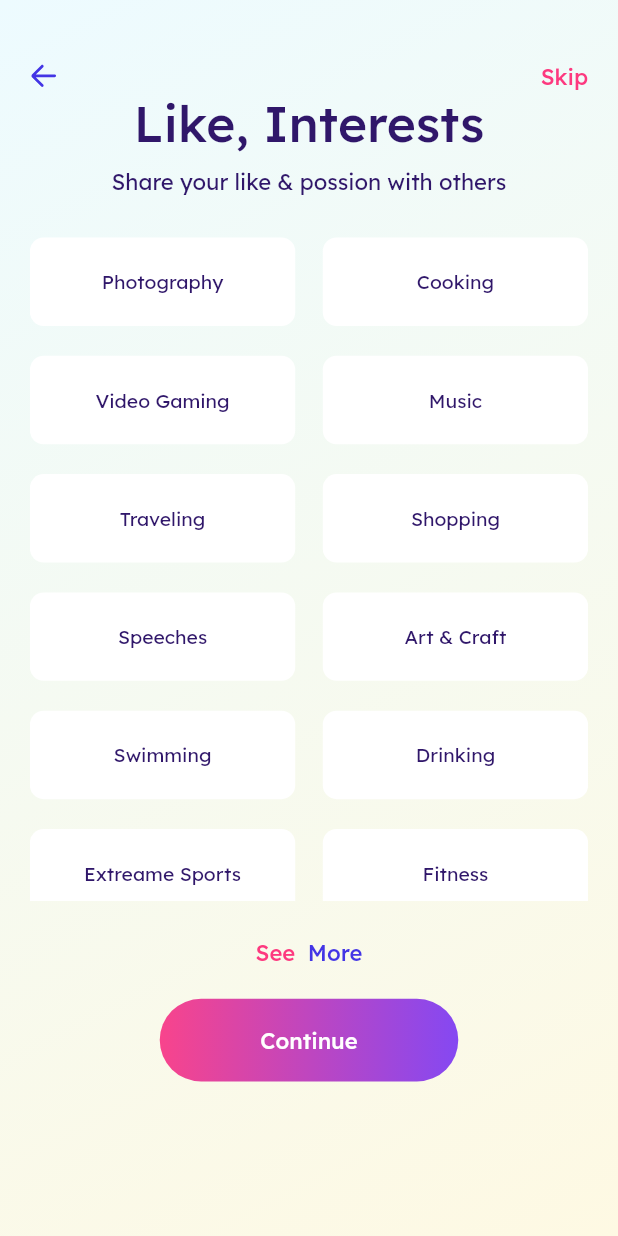
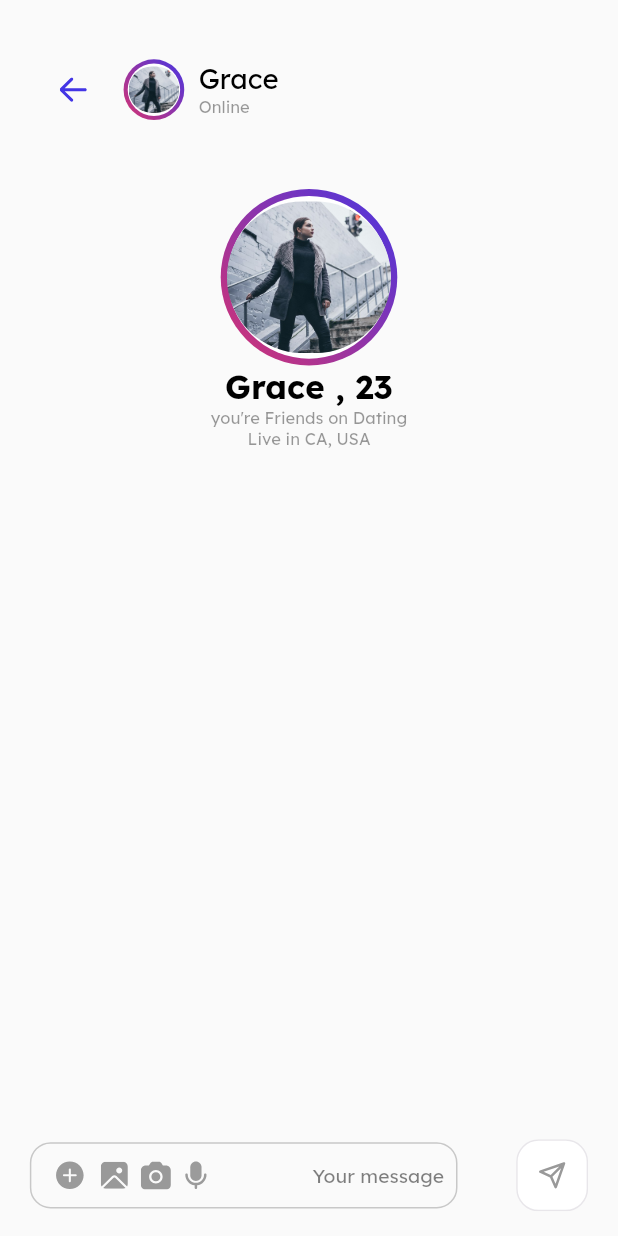
Before and after one commit to Abhishekpanchal07/Dating_App, a Flutter app: the screen it shows after launch, on a phone screen of 412 x 824 dp. Run offline on Flutter 3.47's test engine with Material 2 defaults, Android fonts, the phone set to English and light mode, and no system bars; our stand-ins replace another_flushbar, cached_network_image, flutter_screenutil, flutter_svg, geocoding, geolocator and 2 more; missing offline and left inert: syncfusion_flutter_core; project files that could hold a hidden picture were left out.

Commit message:
build message Screen

```diff
--- a/lib/constants/image_constants.dart
+++ b/lib/constants/image_constants.dart
@@ -43,4 +43,9 @@ static const locationIconUserDetailScreen =  "assets/images/location_icon_userde
 static const userDetailScreenGirlImage =  "assets/images/userdetail_screen_girl_image.png";
 static const sendMessaageButton =  "assets/images/send_message_btn.svg";
 static const seenIcon =  "assets/images/seen_icon.svg";
+static const addImageIcon =  "assets/images/add_image_icon.svg";
+static const galleryIconMessageScreen =  "assets/images/galleryicon_message_screen.svg";
+static const cameraIconMessageScreen =  "assets/images/cameraicon_message_screen.svg";
+static const mikeIconMessageScreen =  "assets/images/mike_icon.svg";
+static const sendMessageIconMessageScreen =  "assets/images/sendmessage_icon_message_screen.svg";
 }
--- a/lib/constants/route_constants.dart
+++ b/lib/constants/route_constants.dart
@@ -18,4 +18,5 @@ static const signInWithNameScreen = 'SignInByName';
 static const matchScreen = 'MatchScreen';
 static const userDetailScreen = 'UserDetailScreen';
 static const showBottomSheetScreen = 'BottomSheet';
+static const messageScreen = 'MessageScreen';
 }
--- a/lib/constants/string_constants.dart
+++ b/lib/constants/string_constants.dart
@@ -153,6 +153,12 @@ class StringConstants {
   static const jessicaLoaction = "Chicago,IL United States ";
   static const onekm = "1 km ";
   static const interests = "Interests ";
+  static const grace = "Grace";
+  static const online = "Online";
+  static const graceAge = "Grace , 23";
+  static const friendsOnDating = "you're Friends on Dating ";
+  static const liveIn = "Live in CA, USA ";
+  static const yourMessage = "Your message";
 
 
 }
--- a/lib/helper/common_widget.dart
+++ b/lib/helper/common_widget.dart
@@ -262,7 +262,7 @@ class CommonWidgets {
         borderRadius: BorderRadius.circular(DimensionConstants.d12.r),
       ),
       child: Container(
-        height: DimensionConstants.d59.h,
+        height: DimensionConstants.d58.h,
         width: DimensionConstants.d173.w,
         alignment: Alignment.center,
         decoration: BoxDecoration(
--- a/lib/main.dart
+++ b/lib/main.dart
@@ -22,7 +22,7 @@ class MyApp extends StatelessWidget {
           debugShowCheckedModeBanner: false,
           onGenerateRoute: MyRoutes.ongenerateroute,
           // home: FindYourBestMatchScreen(),
-          initialRoute: RouteConstants.interestScreen,
+          initialRoute: RouteConstants.messageScreen,
         );
       },
     );
--- a/lib/router.dart
+++ b/lib/router.dart
@@ -11,6 +11,7 @@ import 'package:demoapp/views/interest_screen.dart';
 import 'package:demoapp/views/find_your_best_match.dart';
 import 'package:demoapp/views/login_screen.dart';
 import 'package:demoapp/views/matches.dart';
+import 'package:demoapp/views/message_screen.dart';
 import 'package:demoapp/views/profile_details.dart';
 import 'package:demoapp/views/reset_password.dart';
 import 'package:demoapp/views/send_message.dart';
@@ -24,7 +25,7 @@ import 'package:flutter/material.dart';
 
 class MyRoutes {
   static Route<dynamic> ongenerateroute(RouteSettings settings) {
-    final args = settings.arguments;
+
     switch (settings.name) {
       case RouteConstants.splashPage:
         return MaterialPageRoute(builder: (_) => const FirstScreen());
@@ -61,9 +62,12 @@ class MyRoutes {
       case RouteConstants.matchScreen:
         return MaterialPageRoute(builder: (_) => const MatchScreen());
       case RouteConstants.userDetailScreen:
-        return MaterialPageRoute(builder: (_) => const UserDetail());
+      final  args   = settings.arguments as List? ;
+        return MaterialPageRoute(builder: (_) =>  UserDetail(passedArguments: args,));
       case RouteConstants.showBottomSheetScreen:
-        return MaterialPageRoute(builder: (_) =>  ShowBottomSheet(conatinerChildTextValue: [args as String],));
+        return MaterialPageRoute(builder: (_) =>  const ShowBottomSheet(conatinerChildTextValue: [],));
+          case RouteConstants.messageScreen:
+        return MaterialPageRoute(builder: (_) =>  const MessageScreen());
  }
     return MaterialPageRoute(
         builder: (_) => Scaffold(
--- a/lib/views/interest_screen.dart
+++ b/lib/views/interest_screen.dart
@@ -5,7 +5,6 @@ import 'package:demoapp/constants/route_constants.dart';
 import 'package:demoapp/constants/string_constants.dart';
 import 'package:demoapp/extension/all_extension.dart';
 import 'package:demoapp/helper/common_widget.dart';
-import 'package:demoapp/widgets/bottom_sheet.dart';
 import 'package:demoapp/widgets/image_picker._type.dart';
 import 'package:flutter/material.dart';
 import 'package:flutter_screenutil/flutter_screenutil.dart';
@@ -34,6 +33,7 @@ class _InterestState extends State<InterestScreen> {
   ];
   List<bool> selectInterest = [];
   bool itemTapped = false;
+  List<String>? passArguments = [];
 
   @override
   void initState() {
@@ -102,17 +102,11 @@ class _InterestState extends State<InterestScreen> {
                       onTap: () {
                         setState(() {
                           selectInterest[index] = !selectInterest[index];
-                          itemTapped = true;
-
+                          String selectedContainerText = containerText[index];
+                          selectInterest[index]
+                              ? passArguments!.add(selectedContainerText)
+                              : passArguments!.remove(selectedContainerText);
                         });
-
-                         if (selectInterest[index]) {
-                            String selectedContainerText = containerText[index];
-                            Navigator.pushNamed(
-                                context, RouteConstants.showBottomSheetScreen,arguments: selectedContainerText
-
-                                 );
-                          }
                       },
                       child: selectInterest[index]
                           ? CommonWidgets.gradientGridViewContainer(
@@ -146,14 +140,15 @@ class _InterestState extends State<InterestScreen> {
             GestureDetector(
                 onTap: () {
                   setState(() {
-                    if (itemTapped == false) {
-                      CommonWidgets.showflushbar(
-                          context, StringConstants.unTapInterestError);
+                    if (passArguments!.isEmpty) {
+                      // CommonWidgets.showflushbar(
+                      //     context, StringConstants.unTapInterestError);
+                           Navigator.pushNamed(
+                          context, RouteConstants.userDetailScreen,arguments:[] );
                     } else {
                       Navigator.pushNamed(
-                          context, RouteConstants.profileDetaisScreen);
+                          context, RouteConstants.userDetailScreen,arguments: passArguments);
                     }
-
                   });
                 },
                 child:
--- /dev/null
+++ b/lib/views/message_screen.dart
@@ -0,0 +1,204 @@
+import 'package:demoapp/constants/color_constants.dart';
+import 'package:demoapp/constants/dimension_constant.dart';
+import 'package:demoapp/constants/image_constants.dart';
+import 'package:demoapp/constants/string_constants.dart';
+import 'package:demoapp/extension/all_extension.dart';
+import 'package:demoapp/widgets/image_picker._type.dart';
+import 'package:flutter/material.dart';
+import 'package:flutter_screenutil/flutter_screenutil.dart';
+
+class MessageScreen extends StatefulWidget {
+  const MessageScreen({super.key});
+
+  @override
+  State<MessageScreen> createState() => _MessageScreenState();
+}
+
+class _MessageScreenState extends State<MessageScreen> {
+  @override
+  Widget build(BuildContext context) {
+    return Scaffold(
+      body: Container(
+        height: MediaQuery.of(context).size.height,
+        width: MediaQuery.of(context).size.width,
+        padding: EdgeInsets.only(top: DimensionConstants.d43.h,
+        left: DimensionConstants.d20.w,
+        right: DimensionConstants.d20.w ),
+        child: Column(
+          children: [
+            Padding(
+              padding: EdgeInsets.only(left: DimensionConstants.d20.w),
+              child: Row(
+                children: [
+                  const ImageView(
+                    path: ImageConstants.leftArrowIcon,
+                  ),
+                  SizedBox(
+                    width: DimensionConstants.d17.w,
+                  ),
+                 circularGradientConatiner(
+                  parentConatinerHeight: DimensionConstants.d44.h,
+                  parentConatinerWidth: DimensionConstants.d44.w,
+                  childConatinerHeight: DimensionConstants.d38.h,
+                  childConatinerwidth: DimensionConstants.d38.w,
+                  imageBorderRaius: DimensionConstants.d18,
+                  imageHeight: DimensionConstants.d38.h,
+                  imageWidth: DimensionConstants.d38.w
+                 ),
+                  SizedBox(
+                    width: DimensionConstants.d8.w,
+                  ),
+                  Column(
+                    crossAxisAlignment: CrossAxisAlignment.start,
+                    children: [
+                      const Text(StringConstants.grace).regularText(
+                          ColorConstant.black,
+                          TextAlign.center,
+                          DimensionConstants.d20.sp),
+                      const Text(StringConstants.online).regularText(
+                          ColorConstant.black.withOpacity(0.4),
+                          TextAlign.center,
+                          DimensionConstants.d12.sp),
+                    ],
+                  ),
+                ],
+              ),
+            ),
+            SizedBox(
+              height: DimensionConstants.d50.h,
+            ),
+            Column(
+              children: [
+                circularGradientConatiner(
+                  parentConatinerHeight: DimensionConstants.d128.h,
+                  parentConatinerWidth: DimensionConstants.d128.w,
+                  childConatinerHeight: DimensionConstants.d118.h,
+                  childConatinerwidth: DimensionConstants.d119.w,
+                  imageBorderRaius: DimensionConstants.d55,
+                  imageHeight: DimensionConstants.d110.h,
+                  imageWidth: DimensionConstants.d110.w,
+                ),
+                  const Text(StringConstants.graceAge).bold(
+                          ColorConstant.black,
+                          TextAlign.center,
+                          DimensionConstants.d24.sp),
+
+                  const Text(StringConstants.friendsOnDating).regularText(
+                          ColorConstant.black.withOpacity(0.4),
+                          TextAlign.center,
+                          DimensionConstants.d12.sp),
+                            const Text(StringConstants.liveIn).regularText(
+                          ColorConstant.black.withOpacity(0.4),
+                          TextAlign.center,
+                          DimensionConstants.d12.sp),
+              ],
+            ),
+        SizedBox(
+              height: DimensionConstants.d500.h,
+            ),
+            // Stack(
+            // children: [
+            //   Positioned(
+            //     bottom: DimensionConstants.d17.h,
+                //child:
+                Row(
+                 mainAxisAlignment: MainAxisAlignment.spaceBetween,
+                  children: [
+                    Container(
+                    height: DimensionConstants.d48.h,
+                    width: DimensionConstants.d310.h,
+                    decoration: BoxDecoration(
+                      borderRadius: BorderRadius.circular(DimensionConstants.d15.r),
+                      border: Border.all(
+                        width: DimensionConstants.d1.w,
+                        style: BorderStyle.solid,
+                        color: ColorConstant.black.withOpacity(0.2)
+                      )
+                    ),
+                    child:  Padding(
+                      padding:  EdgeInsets.only(
+                        left: DimensionConstants.d5.w,
+                        right: DimensionConstants.d8.w,
+                      ),
+                      child: Row(
+                        mainAxisAlignment: MainAxisAlignment.spaceBetween,
+                        children: [
+                         SizedBox(
+                          height: DimensionConstants.d24.h,
+                          width: DimensionConstants.d122.w,
+                           child: const Row(
+                            mainAxisAlignment: MainAxisAlignment.spaceEvenly,
+                            children: [
+                               ImageView(path: ImageConstants.addImageIcon,),
+                                ImageView(path: ImageConstants.galleryIconMessageScreen,),
+                                 ImageView(path: ImageConstants.cameraIconMessageScreen,),
+                                  ImageView(path: ImageConstants.mikeIconMessageScreen,)
+
+                            ],
+                           ),
+                         ),
+                         const Text(StringConstants.yourMessage).regularText(ColorConstant.black.withOpacity(0.5), TextAlign.center, DimensionConstants.d14.sp),
+                        ],
+                      ),
+                    ),
+                                ),
+
+                    const ImageView(path: ImageConstants.sendMessageIconMessageScreen,)
+                  ],
+                ),
+
+          ],
+
+
+        ),
+      ),
+    );
+  }
+
+  Widget circularGradientConatiner({
+    double? parentConatinerHeight,
+    double? parentConatinerWidth,
+    double? childConatinerHeight,
+    double? childConatinerwidth,
+    double? imageBorderRaius,
+    String? imagePath,
+    double? imageHeight,
+    double? imageWidth,
+
+  }) {
+    return Container(
+      height: parentConatinerHeight,
+      width: parentConatinerWidth,
+      alignment: Alignment.center,
+      decoration: const BoxDecoration(
+        shape: BoxShape.circle,
+        gradient: LinearGradient(
+            begin: Alignment.topRight,
+            end: Alignment.bottomLeft,
+            colors: [
+              ColorConstant.dialogboxgradientcolor3,
+              ColorConstant.dialogboxgradientcolor4,
+            ]),
+      ),
+      child: Container(
+        height: childConatinerHeight,
+        width: childConatinerwidth,
+        alignment: Alignment.center,
+        decoration: const BoxDecoration(
+            shape: BoxShape.circle, color: ColorConstant.textcolor),
+        child: Padding(
+          padding: const EdgeInsets.all(DimensionConstants.d2),
+          child: ClipRRect(
+            borderRadius: BorderRadius.circular(imageBorderRaius!),
+            child: ImageView(
+              path: ImageConstants.userDetailScreenGirlImage,
+              fit: BoxFit.cover,
+              height:imageHeight,
+              width: imageWidth
+            ),
+          ),
+        ),
+      ),
+    );
+  }
+}
--- a/lib/views/user_details.dart
+++ b/lib/views/user_details.dart
@@ -6,7 +6,9 @@ import 'package:flutter/material.dart';
 import 'package:flutter_screenutil/flutter_screenutil.dart';
 
 class UserDetail extends StatefulWidget {
-  const UserDetail({super.key});
+  final List? passedArguments;
+   const UserDetail({Key ? key,
+ required this.passedArguments}):super(key: key);
 
   @override
   State<UserDetail> createState() => _UserDetailState();
@@ -17,32 +19,35 @@ class _UserDetailState extends State<UserDetail> {
   Widget build(BuildContext context) {
     return Scaffold(
       body: SizedBox(
-        height:MediaQuery.of(context).size.height,
+        height: MediaQuery.of(context).size.height,
         child: Stack(
-          children:  [
-            const ImageView(path: ImageConstants.userDetailScreenGirlImage,),
+          children: [
+            const ImageView(
+              path: ImageConstants.userDetailScreenGirlImage,
+            ),
             SizedBox(
               height: DimensionConstants.d43.h,
             ),
             Positioned(
                 top: DimensionConstants.d52.h,
                 left: DimensionConstants.d20.w,
-              child: const ImageView(path: ImageConstants.backwardIcon,)),
+                child: const ImageView(
+                  path: ImageConstants.backwardIcon,
+                )),
             Positioned(
               top: DimensionConstants.d300.h,
-             // child: const ShowBottomSheet(),
               child: SizedBox(
                 height: MediaQuery.of(context).size.height,
                 width: MediaQuery.of(context).size.width,
-                child:const ShowBottomSheet() ,
+                child:  ShowBottomSheet(
+                  conatinerChildTextValue:  widget.passedArguments ,
                 ),
-               //const ShowBottomSheet(),
               ),
 
+            ),
           ],
         ),
       ),
     );
   }
-
 }
--- a/lib/widgets/bottom_sheet.dart
+++ b/lib/widgets/bottom_sheet.dart
@@ -3,14 +3,13 @@ import 'package:demoapp/constants/dimension_constant.dart';
 import 'package:demoapp/constants/image_constants.dart';
 import 'package:demoapp/constants/string_constants.dart';
 import 'package:demoapp/extension/all_extension.dart';
-import 'package:demoapp/helper/common_widget.dart';
 import 'package:demoapp/widgets/image_picker._type.dart';
 import 'package:flutter/material.dart';
 import 'package:flutter_screenutil/flutter_screenutil.dart';
 
 class ShowBottomSheet extends StatefulWidget {
-  final List<String>? conatinerChildTextValue;
-  const ShowBottomSheet({Key? key, this.conatinerChildTextValue}) : super(key: key);
+  final List? conatinerChildTextValue;
+  const ShowBottomSheet({Key? key, required this.conatinerChildTextValue}) : super(key: key);
 
   @override
   State<ShowBottomSheet> createState() => _ShowBottomSheetState();
@@ -142,7 +141,7 @@ class _ShowBottomSheetState extends State<ShowBottomSheet> {
                             ColorConstant.black,
                             TextAlign.center,
                             DimensionConstants.d16.sp),
-                        const Text(StringConstants.aboutJesica2).regularText(
+                        const Text(StringConstants.aboutJesica2,maxLines: 2,).regularText(
                             ColorConstant.black,
                             TextAlign.center,
                             DimensionConstants.d16.sp),
@@ -173,8 +172,8 @@ class _ShowBottomSheetState extends State<ShowBottomSheet> {
                                 childAspectRatio: DimensionConstants.d4,
                               ),
                               itemBuilder: (context, index) {
-                                return gradientcontainer(
-                                    containerchildText: widget.conatinerChildTextValue![index]);
+                                return widget.conatinerChildTextValue!.isNotEmpty ? gradientcontainer(
+                                    containerchildText: widget.conatinerChildTextValue![index]) : const SizedBox() ;
                               }),
                         )
                       ],
@@ -201,7 +200,7 @@ class _ShowBottomSheetState extends State<ShowBottomSheet> {
             ]),
       ),
       child: Container(
-        height: DimensionConstants.d32.h,
+        height: DimensionConstants.d29.h,
         width: DimensionConstants.d118.w,
         decoration: BoxDecoration(
             borderRadius: BorderRadius.circular(DimensionConstants.d5),
```
Also changed, not shown: assets/images/add_image_.svg (added), assets/images/add_image_icon.svg (added), assets/images/cameraicon_message_screen.svg (added), assets/images/galleryicon_message_screen.svg (added), assets/images/mike_icon.svg (added), assets/images/sendmessage_icon_message_screen.svg (added), assets/images/tiger.jpg (added). Lines whose indentation alone changed are shown as unchanged.
